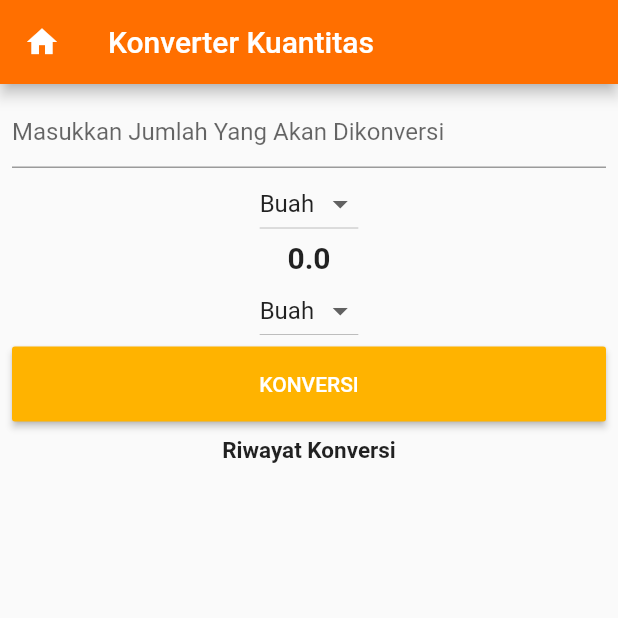
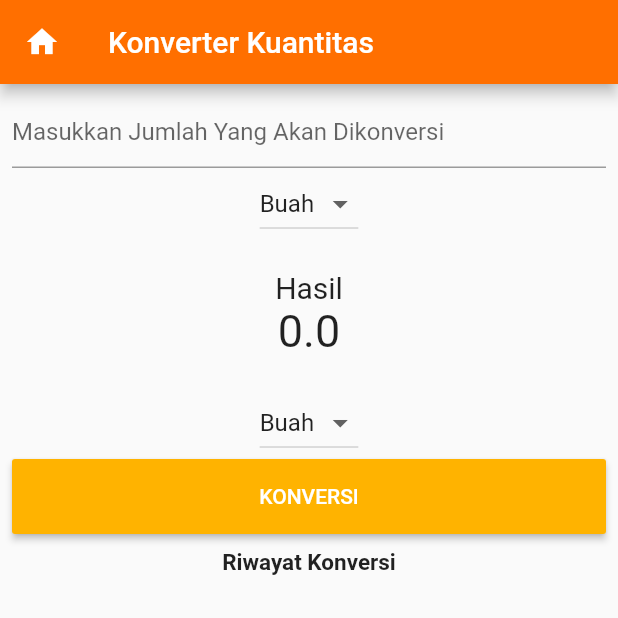
Before and after one commit to tria21/polinema_mobile_flutter_kuis1, a Flutter app: the screen it shows after launch, on a phone screen of 412 x 824 dp, the top half of it. Run offline on Flutter 3.47's test engine with Material 2 defaults, Android fonts, the phone set to English and light mode, and no system bars.

Commit message:
memecah menjadi class-class kecil

```diff
--- /dev/null
+++ b/lib/convert.dart
@@ -0,0 +1,21 @@
+import 'package:flutter/material.dart';
+import 'package:flutter/services.dart';
+
+class Convert extends StatelessWidget {
+ final Function konvertHandler;
+Convert({Key key, @required this.konvertHandler});
+
+  @override
+  Widget build(BuildContext context) {
+    return SizedBox(
+      width: double.infinity,
+      height: 50,
+      child: RaisedButton(
+          onPressed: konvertHandler,
+          color: Colors.amber[600],
+          textColor: Colors.white,
+          child: const Text('KONVERSI'),
+      ),
+    );
+  }
+}
--- /dev/null
+++ b/lib/input.dart
@@ -0,0 +1,25 @@
+import 'package:flutter/material.dart';
+import 'package:flutter/services.dart';
+
+class Input extends StatelessWidget {
+ const Input({
+    Key key,
+    @required this.etInput,
+  }) : super(key: key);
+
+  final TextEditingController etInput;
+
+  @override
+  Widget build(BuildContext context) {
+    return TextFormField(
+                  inputFormatters: [FilteringTextInputFormatter.digitsOnly],
+                  controller: etInput,
+                  keyboardType: TextInputType.numberWithOptions(
+                    decimal: true,
+                    signed: false,
+                  ),
+                  decoration: InputDecoration(
+                      hintText: 'Masukkan Jumlah Yang Akan Dikonversi'),
+                );
+  }
+}
--- /dev/null
+++ b/lib/inputdrop.dart
@@ -0,0 +1,29 @@
+import 'package:flutter/material.dart';
+import 'package:flutter/services.dart';
+
+class DropdownInput extends StatelessWidget {
+  const DropdownInput({
+    Key key,
+    @required this.listItem,
+    @required String newValue,
+    @required this.dropdownOnChangedInput,
+  }) : _newValueInput = newValue, super(key: key);
+
+  final List<String> listItem;
+  final String _newValueInput;
+  final Function dropdownOnChangedInput;
+
+  @override
+  Widget build(BuildContext context) {
+    return DropdownButton(
+                  items: listItem.map((String value) {
+                    return DropdownMenuItem<String>(
+                      value: value,
+                      child: Text(value),
+                    );
+                  }).toList(),
+                  value: _newValueInput,
+                  onChanged: dropdownOnChangedInput,//untuk auto konvert ketika mengganti value dropdown
+                  );
+  }
+}
--- a/lib/main.dart
+++ b/lib/main.dart
@@ -1,5 +1,10 @@
 import 'package:flutter/material.dart';
 import 'package:flutter/services.dart';
+import 'input.dart';
+import 'inputdrop.dart';
+import 'result.dart';
+import 'resultdrop.dart';
+import 'convert.dart';
 import 'riwayat.dart';
 void main() {
   runApp(MyApp());
@@ -38,6 +43,19 @@ class _MyAppState extends State<MyApp> {
   //membuat value awal yang ditampilkan pada dropdown
   String _newValueInput = "Buah";
   String _newValueResult = "Buah";
+
+  void dropdownOnChangedInput(String changeValue) {
+    setState(() {
+      _newValueInput = changeValue;
+      });
+  }
+
+  void dropdownOnChangedResult(String changeValue) {
+    setState(() {
+      _newValueResult = changeValue;
+      perhitungan(); //untuk auto konvert ketika mengganti value dropdown
+      });
+  }
 
   void perhitungan() {
     setState(() {
@@ -122,79 +140,42 @@ class _MyAppState extends State<MyApp> {
             child: Column(
               mainAxisAlignment: MainAxisAlignment.spaceBetween,
               children: [
-                //membuat input
-                TextFormField(
-                  inputFormatters: [FilteringTextInputFormatter.digitsOnly],
-                  controller: etInput,
-                  keyboardType: TextInputType.numberWithOptions(
-                    decimal: true,
-                    signed: false,
-                  ),
-                  decoration: InputDecoration(
-                      hintText: 'Masukkan Jumlah Yang Akan Dikonversi'),
-                ),
-                DropdownButton(
-                  items: listItem.map((String value) {
-                    return DropdownMenuItem<String>(
-                      value: value,
-                      child: Text(value),
-                    );
-                  }).toList(),
-                  value: _newValueInput,
-                  onChanged: (String changeValue) {
-                    setState(() {
-                      _newValueInput = changeValue;
-                      perhitungan(); //untuk auto konvert ketika mengganti value dropdown
-                    });
-                  },
-                ),
-                //membuat result
-                Text(
-                  "$_result",
-                  style: TextStyle(fontWeight: FontWeight.bold, fontSize: 20),
-                ),
-                DropdownButton<String>(
-                  items: listItem.map((String value) {
-                    return DropdownMenuItem<String>(
-                      value: value,
-                      child: Text(value),
-                    );
-                  }).toList(),
-                  value: _newValueResult,
-                  onChanged: (String changeValue) {
-                    setState(() {
-                      _newValueResult = changeValue;
-                      perhitungan(); //untuk auto konvert ketika mengganti value dropdown
-                    });
-                  },
-                ),
-                SizedBox(
-                  width: double.infinity,
-                  height: 50,
-                  child: RaisedButton(
-                    onPressed: () {
-                      setState(() {
-                        perhitungan();
-                      });
-                    },
-                    color: Colors.amber[600],
-                    textColor: Colors.white,
-                    child: const Text('KONVERSI'),
-                  ),
-                ),
-                Container(
+                  //memanggil class input.dart untuk ditampilkan pada aplikasi
+                  Input(etInput: etInput),
+
+                  //memanggil inputdrop.dart untuk ditampilkan di bawah input
+                  DropdownInput(
+                    listItem: listItem,
+                    newValue: _newValueInput,
+                    dropdownOnChangedInput : dropdownOnChangedInput
+                    ),
+
+                  //menambahkan result.dart
+                  Result(result: _result),
+
+                  /*menambah resultdrop.dart di bawah result.dart
+                  */
+                  DropdownResult(
+                    listItem: listItem,
+                    newValue: _newValueResult,
+                    dropdownOnChangedResult : dropdownOnChangedResult),
+
+                  Convert(konvertHandler: perhitungan),
+
+                  Container(
                     margin: EdgeInsets.only(top: 10.0, bottom: 10.0),
                     child: Text(
                       "Riwayat Konversi",
                       style: TextStyle(fontWeight: FontWeight.bold, fontSize: 15,),
                   ),
                   ),
+
                   Expanded(
                     child: Riwayat(listViewItem: listViewItem)
                   ),
               ],
             ),
-          )
+          ),
         ),
     );
   }
--- /dev/null
+++ b/lib/result.dart
@@ -0,0 +1,31 @@
+import 'package:flutter/material.dart';
+import 'package:flutter/services.dart';
+
+class Result extends StatelessWidget {
+  const Result({
+    Key key,
+    @required this.result,
+  }) : super(key: key);
+
+  final double result;
+
+  @override
+  Widget build(BuildContext context) {
+    return Container(
+      margin: EdgeInsets.only(top: 20, bottom: 20),
+      child: Column(
+        mainAxisAlignment: MainAxisAlignment.center,
+        children: [
+          Text(
+            "Hasil",
+            style: TextStyle(fontSize: 20),
+          ),
+          Text(
+            result.toStringAsFixed(1),
+            style: TextStyle(fontSize: 30),
+          )
+        ],
+      ),
+    );
+  }
+}
--- /dev/null
+++ b/lib/resultdrop.dart
@@ -0,0 +1,29 @@
+import 'package:flutter/material.dart';
+import 'package:flutter/services.dart';
+
+class DropdownResult extends StatelessWidget {
+  const DropdownResult({
+    Key key,
+    @required this.listItem,
+    @required String newValue,
+    @required this.dropdownOnChangedResult,
+  }) : _newValueResult = newValue, super(key: key);
+
+  final List<String> listItem;
+  final String _newValueResult;
+  final Function dropdownOnChangedResult;
+
+  @override
+  Widget build(BuildContext context) {
+    return DropdownButton(
+                  items: listItem.map((String value) {
+                    return DropdownMenuItem<String>(
+                      value: value,
+                      child: Text(value),
+                    );
+                  }).toList(),
+                  value: _newValueResult,
+                  onChanged: dropdownOnChangedResult,//untuk auto konvert ketika mengganti value dropdown
+                  );
+  }
+}
```
